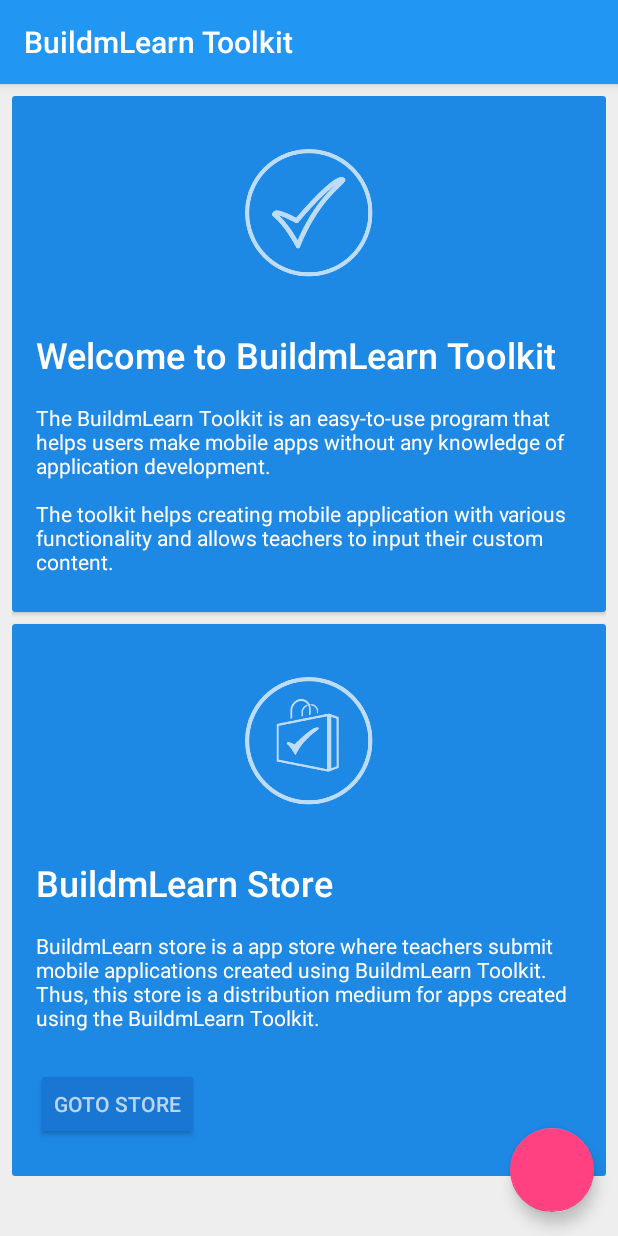
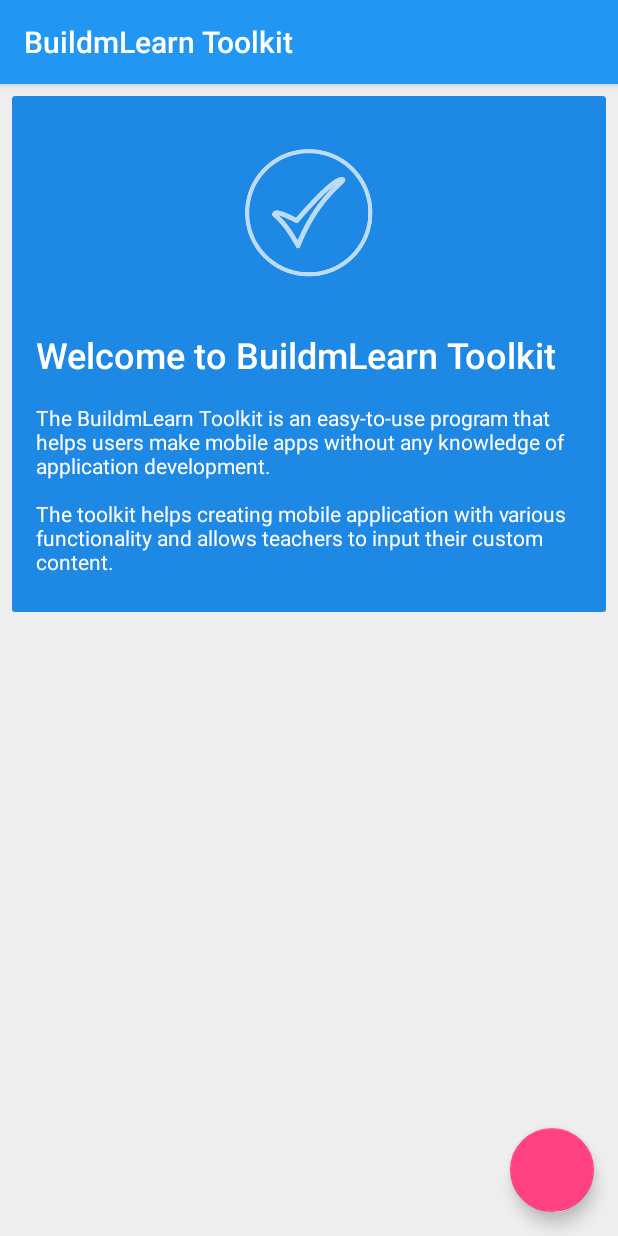
Before and after one commit to BuildmLearn/BuildmLearn-Toolkit-Android, an Android app: the fragment HomeFragment shown on its own in the app's theme, on a phone screen of 412 x 824 dp. Run offline under Robolectric (Android 15) with nearby library versions, the phone set to English and light mode, and no system bars; plain views replace AddFloatingActionButton.

Commit message:
Hidden Store option

```diff
--- a/source-code/app/src/main/res/layout-land/fragment_home.xml
+++ b/source-code/app/src/main/res/layout-land/fragment_home.xml
@@ -61,61 +61,62 @@
 
             </android.support.v7.widget.CardView>
 
-            <android.support.v7.widget.CardView
-                android:id="@+id/store_card_view"
-                android:layout_width="match_parent"
-                android:layout_height="wrap_content"
-                android:layout_gravity="center"
-                android:layout_marginTop="@dimen/layout_margin"
-                card_view:cardBackgroundColor="@color/home_color"
-                card_view:cardCornerRadius="@dimen/cardview_default_radius"
-                card_view:cardElevation="@dimen/cardview_default_elevation">
+            <!-- Hidden until BuildmLearn store app is published to play store-->
+            <!--<android.support.v7.widget.CardView-->
+                <!--android:id="@+id/store_card_view"-->
+                <!--android:layout_width="match_parent"-->
+                <!--android:layout_height="wrap_content"-->
+                <!--android:layout_gravity="center"-->
+                <!--android:layout_marginTop="@dimen/layout_margin"-->
+                <!--card_view:cardBackgroundColor="@color/home_color"-->
+                <!--card_view:cardCornerRadius="@dimen/cardview_default_radius"-->
+                <!--card_view:cardElevation="@dimen/cardview_default_elevation">-->
 
-                <LinearLayout
-                    android:layout_width="match_parent"
-                    android:layout_height="wrap_content"
-                    android:orientation="horizontal">
+                <!--<LinearLayout-->
+                    <!--android:layout_width="match_parent"-->
+                    <!--android:layout_height="wrap_content"-->
+                    <!--android:orientation="horizontal">-->
 
-                    <ImageView
-                        android:id="@+id/store_logo"
-                        android:layout_width="wrap_content"
-                        android:layout_height="match_parent"
-                        android:paddingLeft="@dimen/cardview_body_padding_left_right"
-                        android:src="@drawable/store" />
+                    <!--<ImageView-->
+                        <!--android:id="@+id/store_logo"-->
+                        <!--android:layout_width="wrap_content"-->
+                        <!--android:layout_height="match_parent"-->
+                        <!--android:paddingLeft="@dimen/cardview_body_padding_left_right"-->
+                        <!--android:src="@drawable/store" />-->
 
-                    <LinearLayout
-                        android:layout_width="0dp"
-                        android:layout_height="wrap_content"
-                        android:layout_weight="1"
-                        android:orientation="vertical">
+                    <!--<LinearLayout-->
+                        <!--android:layout_width="0dp"-->
+                        <!--android:layout_height="wrap_content"-->
+                        <!--android:layout_weight="1"-->
+                        <!--android:orientation="vertical">-->
 
-                        <view
-                            android:id="@+id/store_title"
-                            style="@style/CardView.Title"
-                            class="org.buildmlearn.toolkit.views.TextViewPlus"
-                            android:text="@string/buildmlearn_store_title" />
+                        <!--<view-->
+                            <!--android:id="@+id/store_title"-->
+                            <!--style="@style/CardView.Title"-->
+                            <!--class="org.buildmlearn.toolkit.views.TextViewPlus"-->
+                            <!--android:text="@string/buildmlearn_store_title" />-->
 
-                        <view
-                            android:id="@+id/view"
-                            style="@style/CardView.Body"
-                            class="org.buildmlearn.toolkit.views.TextViewPlus"
-                            android:text="@string/buildmlearn_store_text" />
+                        <!--<view-->
+                            <!--android:id="@+id/view"-->
+                            <!--style="@style/CardView.Body"-->
+                            <!--class="org.buildmlearn.toolkit.views.TextViewPlus"-->
+                            <!--android:text="@string/buildmlearn_store_text" />-->
 
-                        <Button
-                            android:id="@+id/button"
-                            style="@style/Button.Raised"
-                            android:layout_width="wrap_content"
-                            android:layout_height="wrap_content"
-                            android:layout_gravity="left"
-                            android:layout_marginBottom="@dimen/button_margin_bottom"
-                            android:layout_marginLeft="@dimen/button_margin_left_right"
-                            android:text="@string/goto_store" />
-                    </LinearLayout>
+                        <!--<Button-->
+                            <!--android:id="@+id/button"-->
+                            <!--style="@style/Button.Raised"-->
+                            <!--android:layout_width="wrap_content"-->
+                            <!--android:layout_height="wrap_content"-->
+                            <!--android:layout_gravity="left"-->
+                            <!--android:layout_marginBottom="@dimen/button_margin_bottom"-->
+                            <!--android:layout_marginLeft="@dimen/button_margin_left_right"-->
+                            <!--android:text="@string/goto_store" />-->
+                    <!--</LinearLayout>-->
 
 
-                </LinearLayout>
+                <!--</LinearLayout>-->
 
-            </android.support.v7.widget.CardView>
+            <!--</android.support.v7.widget.CardView>-->
 
         </LinearLayout>
     </ScrollView>
--- a/source-code/app/src/main/res/layout/fragment_home.xml
+++ b/source-code/app/src/main/res/layout/fragment_home.xml
@@ -54,54 +54,55 @@
 
             </android.support.v7.widget.CardView>
 
-            <android.support.v7.widget.CardView
-                android:id="@+id/store_card_view"
-                android:layout_width="match_parent"
-                android:layout_height="wrap_content"
-                android:layout_gravity="center"
-                android:layout_marginTop="@dimen/layout_margin"
-                card_view:cardBackgroundColor="@color/home_color"
-                card_view:cardCornerRadius="@dimen/cardview_default_radius"
-                card_view:cardElevation="@dimen/cardview_default_elevation"
-                card_view:contentPaddingTop="@dimen/cardview_top_padding">
+            <!-- Hidden until BuildmLearn store app is published to play store-->
+            <!--<android.support.v7.widget.CardView-->
+                <!--android:id="@+id/store_card_view"-->
+                <!--android:layout_width="match_parent"-->
+                <!--android:layout_height="wrap_content"-->
+                <!--android:layout_gravity="center"-->
+                <!--android:layout_marginTop="@dimen/layout_margin"-->
+                <!--card_view:cardBackgroundColor="@color/home_color"-->
+                <!--card_view:cardCornerRadius="@dimen/cardview_default_radius"-->
+                <!--card_view:cardElevation="@dimen/cardview_default_elevation"-->
+                <!--card_view:contentPaddingTop="@dimen/cardview_top_padding">-->
 
-                <LinearLayout
-                    android:layout_width="match_parent"
-                    android:layout_height="wrap_content"
-                    android:orientation="vertical">
+                <!--<LinearLayout-->
+                    <!--android:layout_width="match_parent"-->
+                    <!--android:layout_height="wrap_content"-->
+                    <!--android:orientation="vertical">-->
 
-                    <ImageView
-                        android:id="@+id/store_logo"
-                        android:layout_width="match_parent"
-                        android:layout_height="wrap_content"
-                        android:src="@drawable/store" />
+                    <!--<ImageView-->
+                        <!--android:id="@+id/store_logo"-->
+                        <!--android:layout_width="match_parent"-->
+                        <!--android:layout_height="wrap_content"-->
+                        <!--android:src="@drawable/store" />-->
 
-                    <view
-                        android:id="@+id/store_title"
-                        style="@style/CardView.Title"
-                        class="org.buildmlearn.toolkit.views.TextViewPlus"
-                        android:text="@string/buildmlearn_store_title" />
+                    <!--<view-->
+                        <!--android:id="@+id/store_title"-->
+                        <!--style="@style/CardView.Title"-->
+                        <!--class="org.buildmlearn.toolkit.views.TextViewPlus"-->
+                        <!--android:text="@string/buildmlearn_store_title" />-->
 
-                    <view
-                        android:id="@+id/view"
-                        style="@style/CardView.Body"
-                        class="org.buildmlearn.toolkit.views.TextViewPlus"
-                        android:text="@string/buildmlearn_store_text" />
+                    <!--<view-->
+                        <!--android:id="@+id/view"-->
+                        <!--style="@style/CardView.Body"-->
+                        <!--class="org.buildmlearn.toolkit.views.TextViewPlus"-->
+                        <!--android:text="@string/buildmlearn_store_text" />-->
 
-                    <Button
-                        android:id="@+id/button"
-                        style="@style/Button.Raised"
-                        android:layout_width="wrap_content"
-                        android:layout_height="wrap_content"
-                        android:layout_gravity="left"
-                        android:layout_marginBottom="@dimen/button_margin_bottom"
-                        android:layout_marginLeft="@dimen/button_margin_left_right"
-                        android:text="@string/goto_store" />
+                    <!--<Button-->
+                        <!--android:id="@+id/button"-->
+                        <!--style="@style/Button.Raised"-->
+                        <!--android:layout_width="wrap_content"-->
+                        <!--android:layout_height="wrap_content"-->
+                        <!--android:layout_gravity="left"-->
+                        <!--android:layout_marginBottom="@dimen/button_margin_bottom"-->
+                        <!--android:layout_marginLeft="@dimen/button_margin_left_right"-->
+                        <!--android:text="@string/goto_store" />-->
 
 
-                </LinearLayout>
+                <!--</LinearLayout>-->
 
-            </android.support.v7.widget.CardView>
+            <!--</android.support.v7.widget.CardView>-->
 
         </LinearLayout>
     </ScrollView>
```
